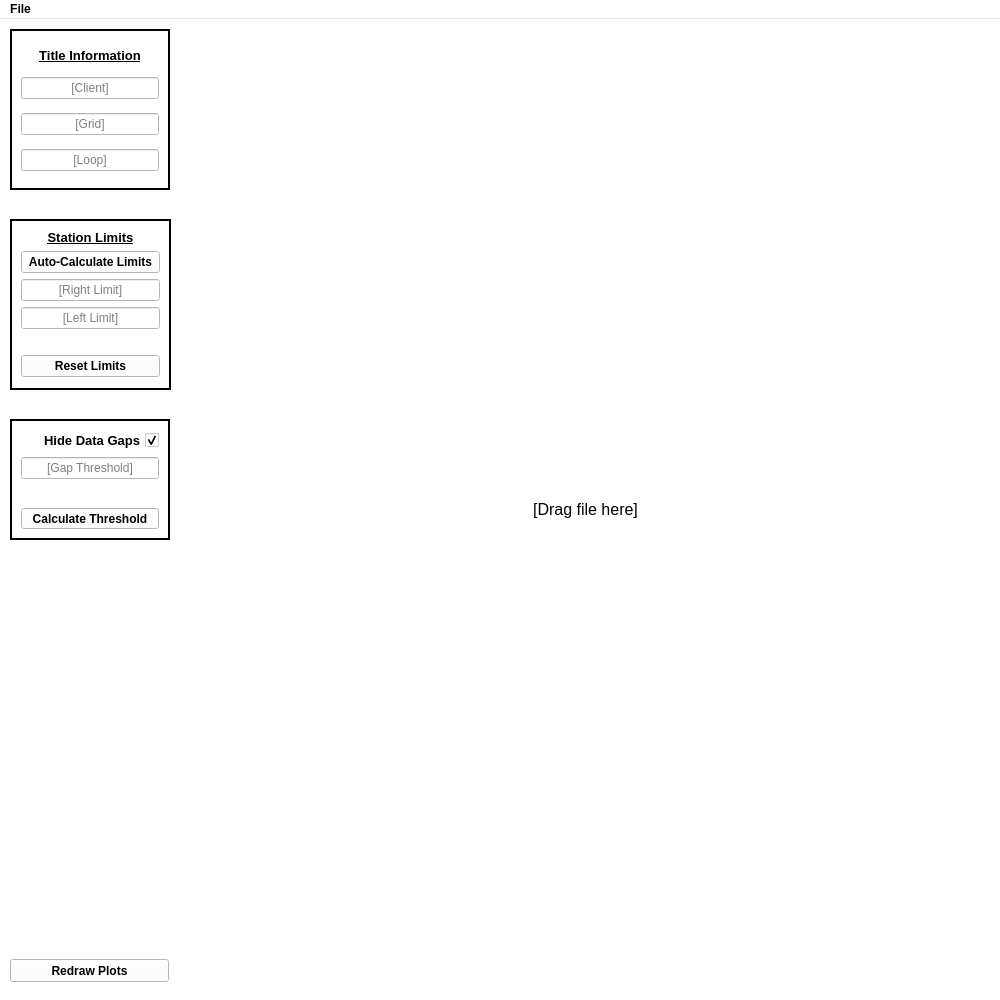
Old version of the form src/qt_ui/main_window.ui in the repository Eric-Meunier/Processor-Suite.
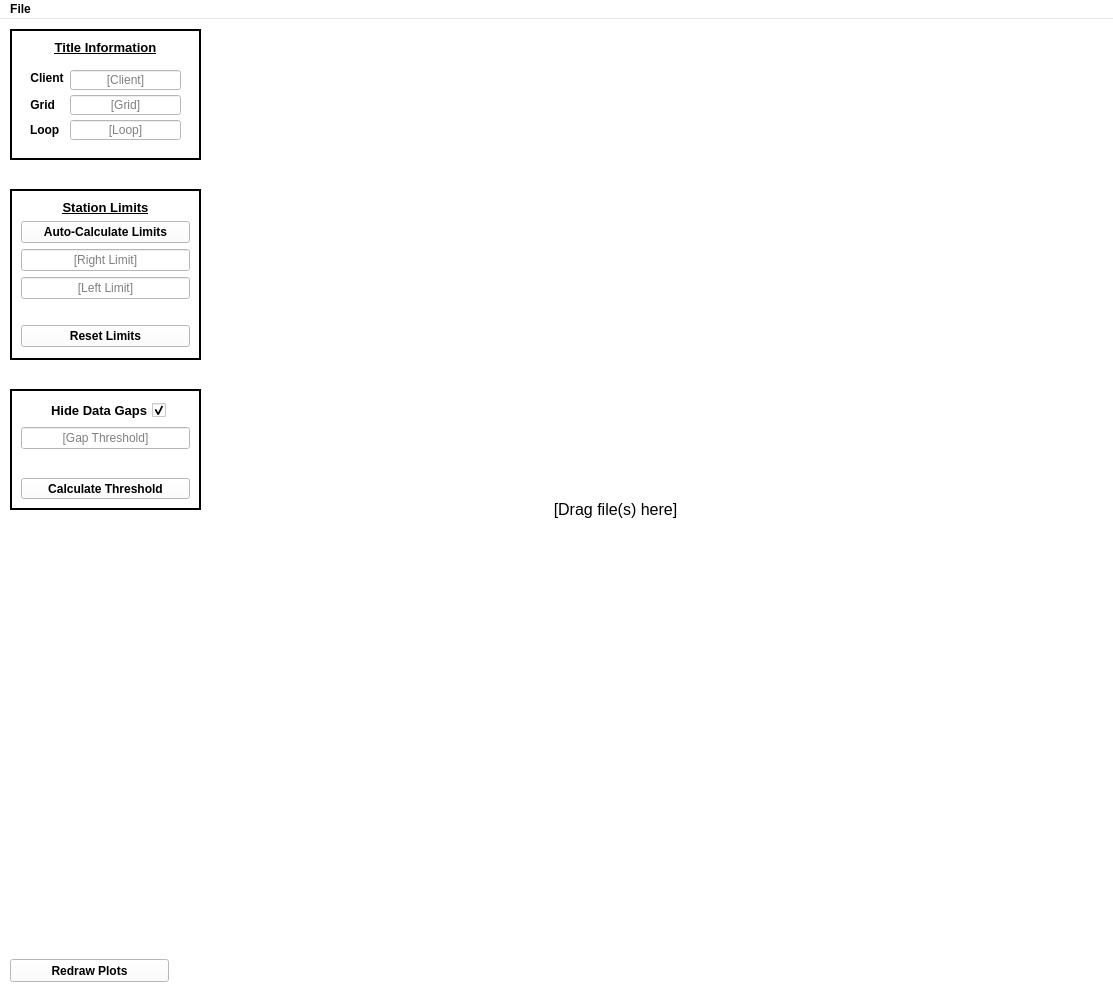
New version of the form.

Commit message: Title info edit lines no longer gets overwritten with new file. UI changes.

What changed in the file:
```diff
--- a/src/qt_ui/main_window.ui
+++ b/src/qt_ui/main_window.ui
@@ -9,7 +9,7 @@
    <rect>
     <x>0</x>
     <y>0</y>
-    <width>1000</width>
+    <width>1113</width>
     <height>1000</height>
    </rect>
   </property>
@@ -465,10 +465,10 @@
    <string>Crone Plots</string>
   </property>
   <widget class="QWidget" name="centralwidget">
-   <widget class="QWidget" name="verticalLayoutWidget">
+   <widget class="QFrame" name="verticalFrame">
     <property name="geometry">
      <rect>
-      <x>180</x>
+      <x>210</x>
       <y>10</y>
       <width>811</width>
       <height>961</height>
@@ -503,7 +503,7 @@
         <enum>QFrame::NoFrame</enum>
        </property>
        <property name="text">
-        <string>[Drag file here]</string>
+        <string>[Drag file(s) here]</string>
        </property>
        <property name="alignment">
         <set>Qt::AlignCenter</set>
@@ -516,8 +516,8 @@
     <property name="geometry">
      <rect>
       <x>10</x>
-      <y>400</y>
-      <width>160</width>
+      <y>370</y>
+      <width>191</width>
       <height>121</height>
      </rect>
     </property>
@@ -525,7 +525,7 @@
      <enum>QFrame::WinPanel</enum>
     </property>
     <layout class="QVBoxLayout" name="dataGapLayout">
-     <item>
+     <item alignment="Qt::AlignHCenter">
       <widget class="QCheckBox" name="hideGapsToggle">
        <property name="enabled">
         <bool>true</bool>
@@ -574,7 +574,7 @@
         <enum>Qt::Vertical</enum>
        </property>
        <property name="sizeType">
-        <enum>QSizePolicy::Minimum</enum>
+        <enum>QSizePolicy::Fixed</enum>
        </property>
        <property name="sizeHint" stdset="0">
         <size>
@@ -632,8 +632,8 @@
      <rect>
       <x>10</x>
       <y>10</y>
-      <width>160</width>
-      <height>161</height>
+      <width>191</width>
+      <height>131</height>
      </rect>
     </property>
     <property name="frameShape">
@@ -663,13 +663,43 @@
       </widget>
      </item>
      <item>
+      <widget class="QFrame" name="formFrame">
+       <property name="sizePolicy">
+        <sizepolicy hsizetype="Preferred" vsizetype="Fixed">
+         <horstretch>0</horstretch>
+         <verstretch>0</verstretch>
+        </sizepolicy>
+       </property>
+       <property name="minimumSize">
+        <size>
+         <width>0</width>
+         <height>60</height>
+        </size>
+       </property>
+       <layout class="QFormLayout" name="formLayout">
+        <item row="0" column="1">
       <widget class="QLineEdit" name="clientEdit">
+          <property name="sizePolicy">
+           <sizepolicy hsizetype="Expanding" vsizetype="Fixed">
+            <horstretch>0</horstretch>
+            <verstretch>0</verstretch>
+           </sizepolicy>
+          </property>
+          <property name="minimumSize">
+           <size>
+            <width>0</width>
+            <height>20</height>
+           </size>
+          </property>
        <property name="font">
         <font>
          <weight>50</weight>
          <bold>false</bold>
         </font>
        </property>
+          <property name="frame">
+           <bool>true</bool>
+          </property>
        <property name="alignment">
         <set>Qt::AlignCenter</set>
        </property>
@@ -678,14 +708,51 @@
        </property>
       </widget>
      </item>
-     <item>
+        <item row="0" column="0">
+         <widget class="QLabel" name="clientLabel">
+          <property name="sizePolicy">
+           <sizepolicy hsizetype="Fixed" vsizetype="Fixed">
+            <horstretch>0</horstretch>
+            <verstretch>0</verstretch>
+           </sizepolicy>
+          </property>
+          <property name="maximumSize">
+           <size>
+            <width>16777215</width>
+            <height>15</height>
+           </size>
+          </property>
+          <property name="layoutDirection">
+           <enum>Qt::LeftToRight</enum>
+          </property>
+          <property name="text">
+           <string>Client</string>
+          </property>
+          <property name="alignment">
+           <set>Qt::AlignBottom|Qt::AlignHCenter</set>
+          </property>
+          <property name="wordWrap">
+           <bool>false</bool>
+          </property>
+         </widget>
+        </item>
+        <item row="1" column="1">
       <widget class="QLineEdit" name="gridEdit">
+          <property name="minimumSize">
+           <size>
+            <width>0</width>
+            <height>20</height>
+           </size>
+          </property>
        <property name="font">
         <font>
          <weight>50</weight>
          <bold>false</bold>
         </font>
        </property>
+          <property name="frame">
+           <bool>true</bool>
+          </property>
        <property name="alignment">
         <set>Qt::AlignCenter</set>
        </property>
@@ -694,14 +761,23 @@
        </property>
       </widget>
      </item>
-     <item>
+        <item row="2" column="1">
       <widget class="QLineEdit" name="loopEdit">
+          <property name="minimumSize">
+           <size>
+            <width>0</width>
+            <height>20</height>
+           </size>
+          </property>
        <property name="font">
         <font>
          <weight>50</weight>
          <bold>false</bold>
         </font>
        </property>
+          <property name="frame">
+           <bool>true</bool>
+          </property>
        <property name="alignment">
         <set>Qt::AlignCenter</set>
        </property>
@@ -710,14 +786,37 @@
        </property>
       </widget>
      </item>
+        <item row="1" column="0">
+         <widget class="QLabel" name="gridLabel">
+          <property name="layoutDirection">
+           <enum>Qt::LeftToRight</enum>
+          </property>
+          <property name="text">
+           <string>Grid</string>
+          </property>
+          <property name="alignment">
+           <set>Qt::AlignRight|Qt::AlignTrailing|Qt::AlignVCenter</set>
+          </property>
+         </widget>
+        </item>
+        <item row="2" column="0">
+         <widget class="QLabel" name="loopLabel">
+          <property name="text">
+           <string>Loop</string>
+          </property>
+         </widget>
+        </item>
+       </layout>
+      </widget>
+     </item>
     </layout>
    </widget>
    <widget class="QFrame" name="frame">
     <property name="geometry">
      <rect>
       <x>10</x>
-      <y>200</y>
-      <width>161</width>
+      <y>170</y>
+      <width>191</width>
       <height>171</height>
      </rect>
     </property>
@@ -841,7 +940,7 @@
     <rect>
      <x>0</x>
      <y>0</y>
-     <width>1000</width>
+     <width>1113</width>
      <height>21</height>
     </rect>
    </property>
```
Left out of the diff: 2 changed lines with no effect on the pictures. Lines whose indentation alone changed are shown as unchanged. The commit also changes 2 other files.
